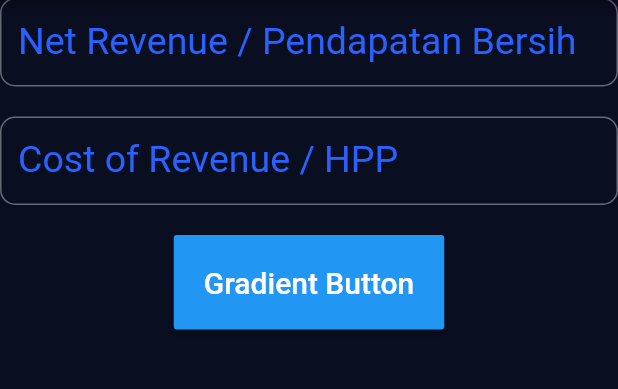
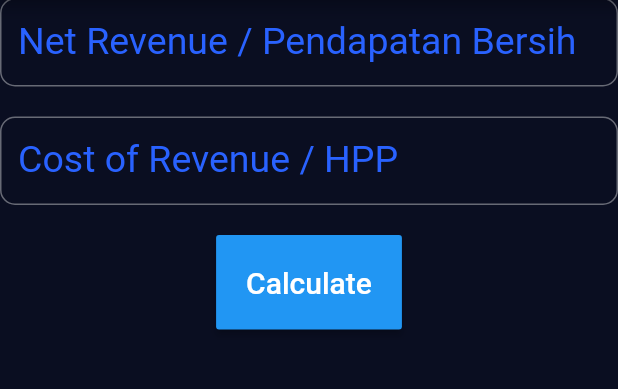
Before and after one commit to roberthandiwijaya/stock_calc, a Flutter app: the GPMPage screen opened by its route, on a phone screen of 412 x 824 dp, the part 86-475 px from its top. Run offline on Flutter 3.47's test engine with Material 2 defaults, Android fonts, the phone set to English and light mode, and no system bars.

Commit message:
hitung_gpm.dart completed

```diff
--- a/lib/halaman_utama.dart
+++ b/lib/halaman_utama.dart
@@ -1,7 +1,5 @@
 import 'package:flutter/material.dart';
 import 'constants.dart';
-import 'hitung_gpm.dart';
-
 
 class HalamanUtama extends StatelessWidget {
   @override
--- a/lib/hitung_gpm.dart
+++ b/lib/hitung_gpm.dart
@@ -1,6 +1,6 @@
 import 'package:flutter/cupertino.dart';
 import 'package:flutter/material.dart';
-import 'stock_brain.dart';
+import 'package:stock_calc/constants.dart';
 
 class GPMPage extends StatefulWidget {
   @override
@@ -61,21 +61,39 @@ class _GPMPageState extends State<GPMPage> {
             height: 20.0,
           ),
           RaisedButton(
-            onPressed: (){
+            onPressed: () {
               setState(() {
-                this.displayResult = calculateGPM();
+                this.displayResult = _calculateGPM();
               });
             },
             padding: EdgeInsets.all(20.0),
             textColor: Colors.white,
             color: Colors.blue,
             child: Text(
-              'Gradient Button',
+              'Calculate',
               style: TextStyle(fontSize: 20),
+            ),
+          ),
+          SizedBox(height: 25.0,),
+          Container(
+            child: Text(
+              this.displayResult,
+              style: kHomeLabel,
             ),
           ),
         ],
       ),
     );
   }
+
+  String _calculateGPM() {
+    double netRevenue = double.parse(netRevenueController.text);
+    double costOfRevenue = double.parse(costOfRevenueController.text);
+
+    double resultGPM = (netRevenue - costOfRevenue) / netRevenue;
+
+    String result = 'GPM is $resultGPM';
+
+    return result;
+  }
 }
```
Also changed, not shown: lib/stock_brain.dart (+13 -13 lines).
